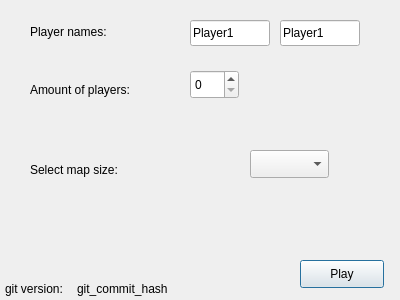
Qt form Game/startwindow.ui (mibbo/conquer-of-pirkanmaa) before a commit.
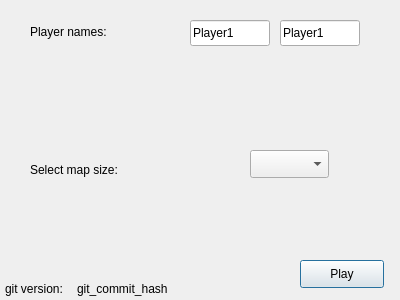
The same form after that commit.

Commit message: Inherit 3 new tiles, 2 new workers and 2 new buildings, remove spinbox from startwindow, add information of player in turn to gamescene and limit worker movements.

```diff
--- a/Game/startwindow.ui
+++ b/Game/startwindow.ui
@@ -13,29 +13,6 @@
   <property name="windowTitle">
    <string>Dialog</string>
   </property>
-  <widget class="QSpinBox" name="spinBox">
-   <property name="geometry">
-    <rect>
-     <x>190</x>
-     <y>70</y>
-     <width>49</width>
-     <height>29</height>
-    </rect>
-   </property>
-  </widget>
-  <widget class="QLabel" name="playerAmountLabel">
-   <property name="geometry">
-    <rect>
-     <x>30</x>
-     <y>80</y>
-     <width>131</width>
-     <height>20</height>
-    </rect>
-   </property>
-   <property name="text">
-    <string>Amount of players:</string>
-   </property>
-  </widget>
   <widget class="QPushButton" name="playButton">
    <property name="geometry">
     <rect>
```
The commit also changes 24 other files.
